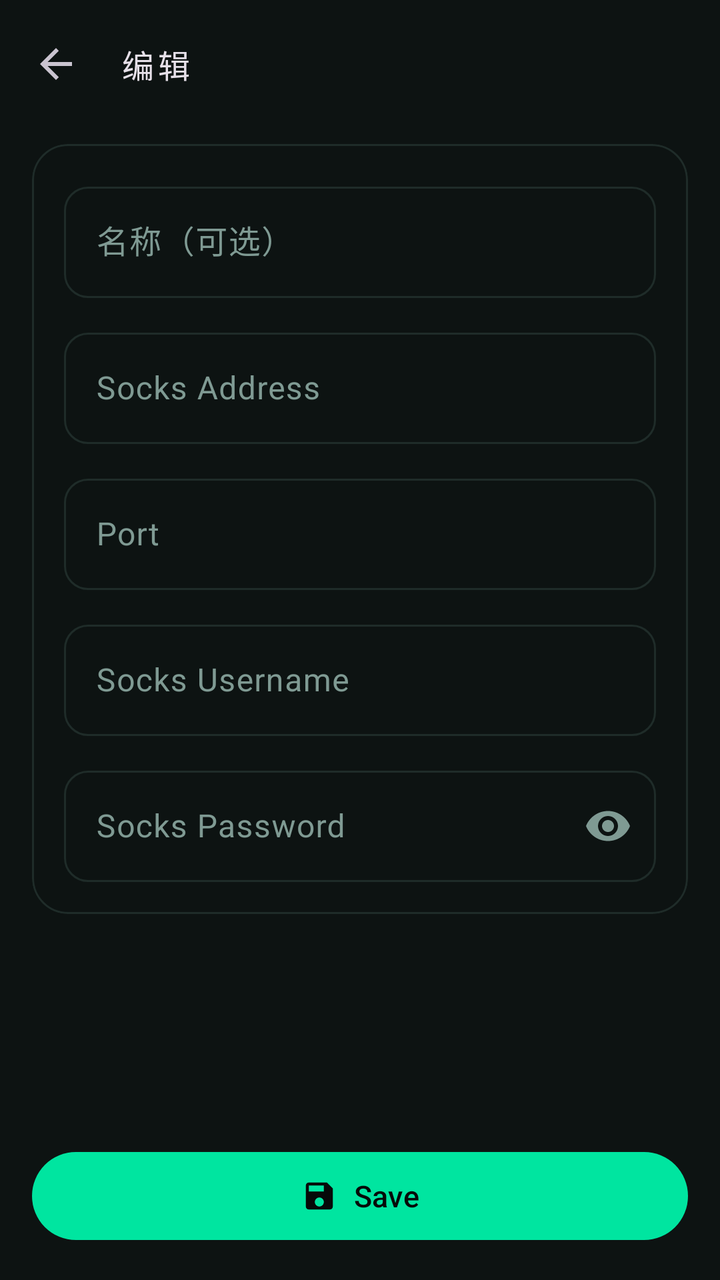
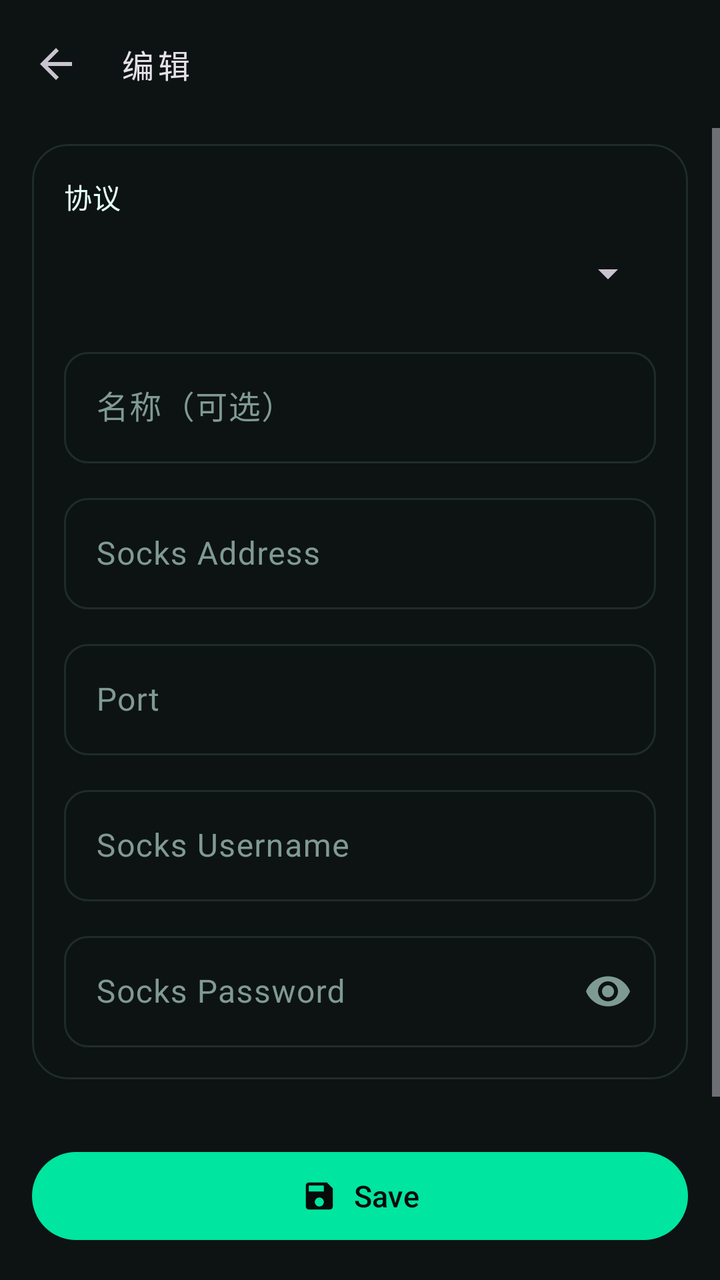

The first picture is an Android layout as it rendered before a commit; the second is the same layout after the commit. The layout source and the unified diff follow.
<!-- AndroidManifest.xml: application theme Theme.TunVPN -->
<!-- res/layout/activity_server_edit.xml -->
<?xml version="1.0" encoding="utf-8"?>
<LinearLayout xmlns:android="http://schemas.android.com/apk/res/android"
	xmlns:app="http://schemas.android.com/apk/res-auto"
	android:orientation="vertical"
	android:layout_width="match_parent"
	android:layout_height="match_parent"
	android:background="?attr/colorSurface">
	<com.google.android.material.appbar.MaterialToolbar
		android:id="@+id/toolbar"
		android:layout_width="match_parent"
		android:layout_height="?attr/actionBarSize"
		app:navigationIcon="?attr/homeAsUpIndicator"
		app:title="@string/server_edit"
		app:titleTextAppearance="@style/TextAppearance.TunVPN.Toolbar"/>
	<ScrollView
		android:layout_width="match_parent"
		android:layout_height="0dp"
		android:layout_weight="1"
		android:clipToPadding="false"
		android:fillViewport="true">
		<LinearLayout
			android:orientation="vertical"
			android:layout_width="match_parent"
			android:layout_height="wrap_content"
			android:paddingLeft="16dp"
			android:paddingRight="16dp"
			android:paddingTop="8dp"
			android:paddingBottom="24dp">
			<com.google.android.material.card.MaterialCardView
				style="@style/Widget.TunVPN.Card"
				android:layout_width="match_parent"
				android:layout_height="wrap_content">
				<LinearLayout
					android:orientation="vertical"
					android:layout_width="match_parent"
					android:layout_height="wrap_content"
					android:padding="16dp">
					<com.google.android.material.textfield.TextInputLayout
						style="@style/Widget.TunVPN.TextInputLayout"
						android:layout_width="match_parent"
						android:layout_height="wrap_content"
						android:hint="@string/server_name">
						<com.google.android.material.textfield.TextInputEditText
							android:id="@+id/server_name"
							android:layout_width="match_parent"
							android:layout_height="wrap_content"
							android:inputType="text"
							android:maxLines="1"/>
					</com.google.android.material.textfield.TextInputLayout>
					<com.google.android.material.textfield.TextInputLayout
						style="@style/Widget.TunVPN.TextInputLayout"
						android:layout_width="match_parent"
						android:layout_height="wrap_content"
						android:layout_marginTop="12dp"
						android:hint="@string/socks_addr">
						<com.google.android.material.textfield.TextInputEditText
							android:id="@+id/server_addr"
							android:layout_width="match_parent"
							android:layout_height="wrap_content"
							android:inputType="text"
							android:maxLines="1"/>
					</com.google.android.material.textfield.TextInputLayout>
					<com.google.android.material.textfield.TextInputLayout
						style="@style/Widget.TunVPN.TextInputLayout"
						android:layout_width="match_parent"
						android:layout_height="wrap_content"
						android:layout_marginTop="12dp"
						android:hint="@string/port">
						<com.google.android.material.textfield.TextInputEditText
							android:id="@+id/server_port"
							android:layout_width="match_parent"
							android:layout_height="wrap_content"
							android:inputType="number"
							android:maxLines="1"/>
					</com.google.android.material.textfield.TextInputLayout>
					<com.google.android.material.textfield.TextInputLayout
						style="@style/Widget.TunVPN.TextInputLayout"
						android:layout_width="match_parent"
						android:layout_height="wrap_content"
						android:layout_marginTop="12dp"
						android:hint="@string/socks_user">
						<com.google.android.material.textfield.TextInputEditText
							android:id="@+id/server_user"
							android:layout_width="match_parent"
							android:layout_height="wrap_content"
							android:inputType="text"
							android:maxLines="1"/>
					</com.google.android.material.textfield.TextInputLayout>
					<com.google.android.material.textfield.TextInputLayout
						style="@style/Widget.TunVPN.TextInputLayout"
						android:layout_width="match_parent"
						android:layout_height="wrap_content"
						android:layout_marginTop="12dp"
						android:hint="@string/socks_pass"
						app:endIconMode="password_toggle">
						<com.google.android.material.textfield.TextInputEditText
							android:id="@+id/server_pass"
							android:layout_width="match_parent"
							android:layout_height="wrap_content"
							android:inputType="textPassword"
							android:maxLines="1"/>
					</com.google.android.material.textfield.TextInputLayout>
				</LinearLayout>
			</com.google.android.material.card.MaterialCardView>
			</LinearLayout>
	</ScrollView>
	<com.google.android.material.button.MaterialButton
		android:id="@+id/save"
		android:layout_width="match_parent"
		android:layout_height="wrap_content"
		android:layout_margin="16dp"
		android:minHeight="52dp"
		android:text="@string/save"
		android:textSize="15sp"
		app:cornerRadius="26dp"
		app:icon="@drawable/ic_save"
		app:iconGravity="textStart"
		app:iconPadding="8dp"/>
</LinearLayout>
<!-- resources referenced by this layout -->
<resources>
  <!-- drawable ic_save (drawable) -->
  <?xml version="1.0" encoding="utf-8"?>
  <vector xmlns:android="http://schemas.android.com/apk/res/android"
  	android:width="24dp"
  	android:height="24dp"
  	android:viewportWidth="24"
  	android:viewportHeight="24">
  	<path
  		android:fillColor="?attr/colorControlNormal"
  		android:pathData="M17,3H5C3.89,3 3,3.9 3,5v14c0,1.1 0.89,2 2,2h14c1.1,0 2,-0.9 2,-2V7l-4,-4zM12,19c-1.66,0 -3,-1.34 -3,-3s1.34,-3 3,-3 3,1.34 3,3 -1.34,3 -3,3zM15,9H5V5h10v4z"/>
  </vector>
  <string name="port">Port</string>
  <string name="save">Save</string>
  <string name="server_edit">编辑</string>
  <string name="server_name">名称（可选）</string>
  <string name="socks_addr">Socks Address</string>
  <string name="socks_pass">Socks Password</string>
  <string name="socks_user">Socks Username</string>
  <style name="TextAppearance.TunVPN.Toolbar" parent="TextAppearance.Material3.TitleMedium">
  		<item name="fontFamily">monospace</item>
  		<item name="android:fontFamily">monospace</item>
  		<item name="android:letterSpacing">0.12</item>
  	</style>
  <style name="Widget.TunVPN.Card" parent="Widget.Material3.CardView.Outlined">
  		<item name="cardCornerRadius">18dp</item>
  		<item name="cardBackgroundColor">?attr/colorSurface</item>
  		<item name="strokeColor">?attr/colorOutline</item>
  		<item name="strokeWidth">1dp</item>
  	</style>
  <style name="Widget.TunVPN.TextInputLayout" parent="Widget.Material3.TextInputLayout.OutlinedBox">
  		<item name="boxCornerRadiusTopStart">12dp</item>
  		<item name="boxCornerRadiusTopEnd">12dp</item>
  		<item name="boxCornerRadiusBottomStart">12dp</item>
  		<item name="boxCornerRadiusBottomEnd">12dp</item>
  	</style>
  <style name="Theme.TunVPN" parent="Theme.Material3.Dark.NoActionBar">
  		<item name="colorPrimary">#00E5A0</item>
  		<item name="colorOnPrimary">#060A09</item>
  		<item name="colorPrimaryContainer">#10261F</item>
  		<item name="colorOnPrimaryContainer">#6CFFD0</item>
  		<item name="colorSecondary">#00E5A0</item>
  		<item name="colorOnSecondary">#060A09</item>
  		<item name="colorSecondaryContainer">#0B2E26</item>
  		<item name="colorOnSecondaryContainer">#6CFFD0</item>
  		<item name="colorError">#FF5C7A</item>
  		<item name="colorOnError">#060A09</item>
  		<item name="colorErrorContainer">#3A1220</item>
  		<item name="colorOnErrorContainer">#FFC2CE</item>
  		<item name="android:colorBackground">#060A09</item>
  		<item name="colorSurface">#0D1312</item>
  		<item name="colorOnSurface">#E4FFF5</item>
  		<item name="colorSurfaceVariant">#131B1A</item>
  		<item name="colorOnSurfaceVariant">#7F9A93</item>
  		<item name="colorSurfaceContainer">#18221F</item>
  		<item name="colorOutline">#1F2C29</item>
  		<item name="android:statusBarColor">@android:color/transparent</item>
  		<item name="android:navigationBarColor">@android:color/transparent</item>
  		<item name="android:windowLightStatusBar">false</item>
  		<item name="android:windowBackground">#060A09</item>
  	</style>
</resources>

<!-- the commit's change to res/layout/activity_server_edit.xml (unified diff, before → after) -->
@@ -35,6 +35,27 @@
 					android:layout_width="match_parent"
 					android:layout_height="wrap_content"
 					android:padding="16dp">
+
+					<TextView
+						android:layout_width="match_parent"
+						android:layout_height="wrap_content"
+						android:text="@string/server_type_label"
+						android:textAppearance="?attr/textAppearanceBodyMedium"
+						android:textColor="?attr/colorOnSurface"/>
+					<Spinner
+						android:id="@+id/server_type"
+						android:layout_width="match_parent"
+						android:layout_height="wrap_content"
+						android:layout_marginTop="6dp"
+						android:minHeight="44dp"
+						android:spinnerMode="dropdown"/>
+
+					<LinearLayout
+						android:id="@+id/server_socks_fields"
+						android:orientation="vertical"
+						android:layout_width="match_parent"
+						android:layout_height="wrap_content"
+						android:layout_marginTop="12dp">
 					<com.google.android.material.textfield.TextInputLayout
 						style="@style/Widget.TunVPN.TextInputLayout"
 						android:layout_width="match_parent"
@@ -99,9 +120,28 @@
 							android:layout_height="wrap_content"
 							android:inputType="textPassword"
 							android:maxLines="1"/>
-					</com.google.android.material.textfield.TextInputLayout>
-				</LinearLayout>
-			</com.google.android.material.card.MaterialCardView>
+							</com.google.android.material.textfield.TextInputLayout>
+							</LinearLayout>
+							<com.google.android.material.textfield.TextInputLayout
+							android:id="@+id/server_raw_layout"
+							style="@style/Widget.TunVPN.TextInputLayout"
+							android:layout_width="match_parent"
+							android:layout_height="wrap_content"
+							android:layout_marginTop="12dp"
+							android:hint="@string/server_raw_label"
+							android:visibility="gone">
+							<com.google.android.material.textfield.TextInputEditText
+								android:id="@+id/server_raw"
+								android:layout_width="match_parent"
+								android:layout_height="wrap_content"
+								android:gravity="top"
+								android:inputType="textMultiLine"
+								android:minLines="6"
+								android:maxLines="12"
+								android:scrollHorizontally="false"/>
+							</com.google.android.material.textfield.TextInputLayout>
+							</LinearLayout>
+							</com.google.android.material.card.MaterialCardView>
 			</LinearLayout>
 	</ScrollView>
 	<com.google.android.material.button.MaterialButton
<!-- resource entries referenced after the edit -->
@@ -15,6 +15,8 @@
   <string name="save">Save</string>
   <string name="server_edit">编辑</string>
   <string name="server_name">名称（可选）</string>
+  <string name="server_raw_label">节点配置（clash 格式，粘贴完整节点定义）</string>
+  <string name="server_type_label">协议</string>
   <string name="socks_addr">Socks Address</string>
   <string name="socks_pass">Socks Password</string>
   <string name="socks_user">Socks Username</string>
